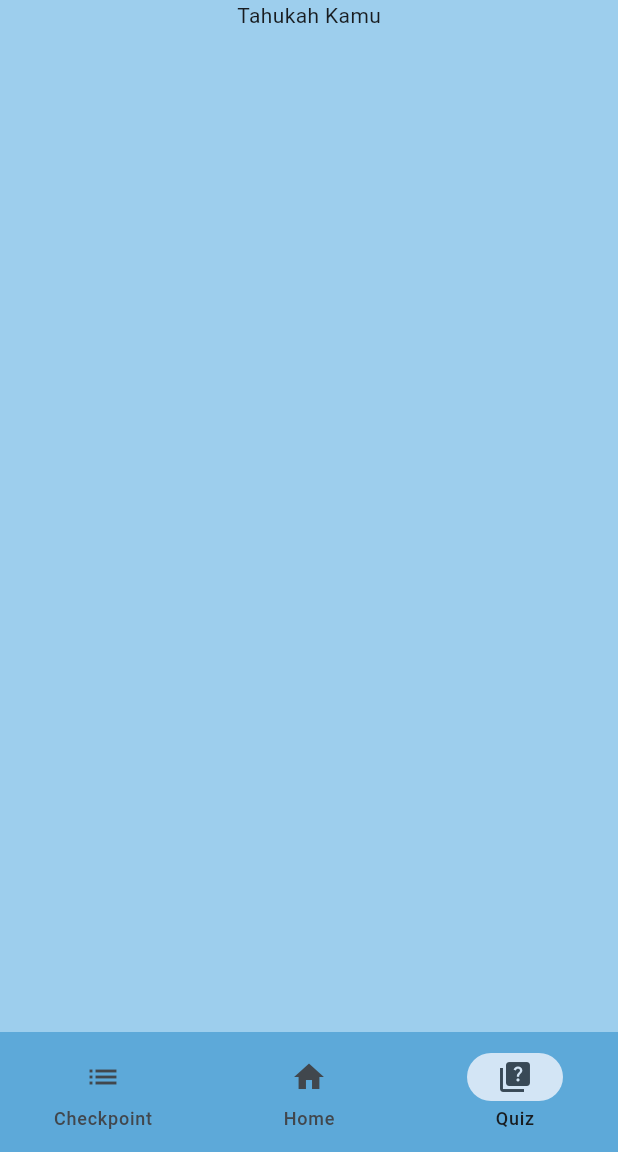
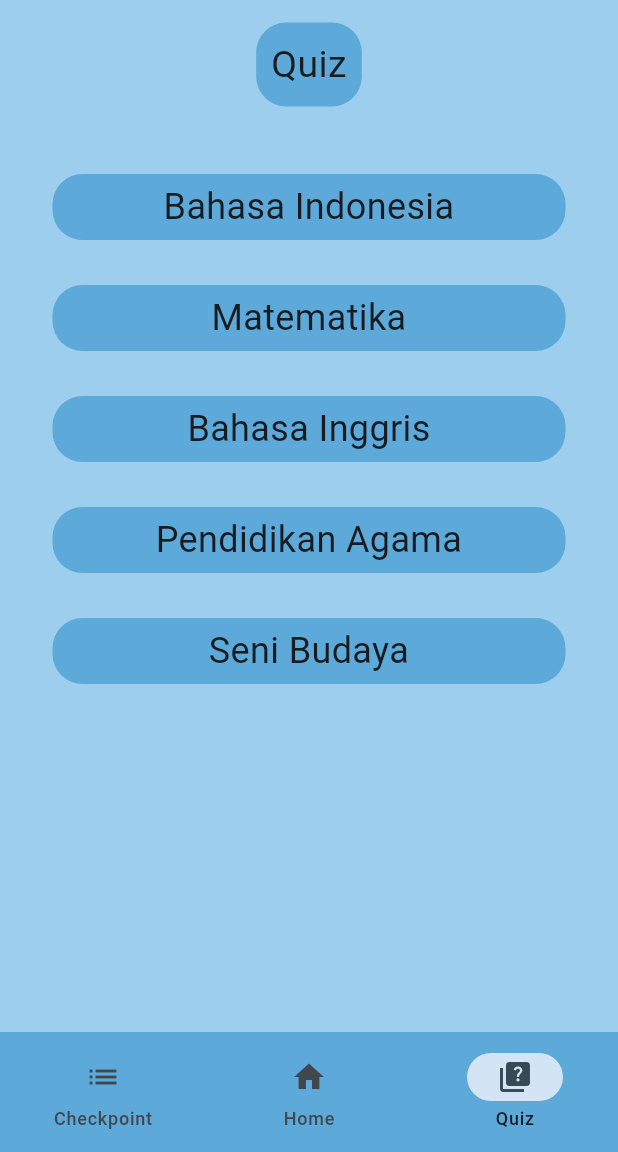
Before and after one commit to RaflySyauqi21/student_smart, a Flutter app: the screen it shows after launch, item 3 of the bottom bar chosen, on a phone screen of 412 x 824 dp, the part 84-1236 px from its top. Run offline on Flutter 3.47's test engine with Material 3 defaults, Android fonts, the phone set to English and light mode, and no system bars.

Commit message:
bahasa indonesia page

```diff
--- /dev/null
+++ b/lib/pages/bahasa_indonesia_page.dart
@@ -0,0 +1,10 @@
+import 'package:flutter/material.dart';
+
+class BahasaIndonesiaPage extends StatelessWidget {
+  const BahasaIndonesiaPage({super.key});
+
+  @override
+  Widget build(BuildContext context) {
+    return const Scaffold(body: Text("Bahasa Indonesia"));
+  }
+}
--- a/lib/pages/quiz_selection_page.dart
+++ b/lib/pages/quiz_selection_page.dart
@@ -1,13 +1,65 @@
 import 'package:flutter/material.dart';
 
-class QuizSelectionpage extends StatelessWidget {
+class QuizSelectionpage extends StatefulWidget {
   const QuizSelectionpage({super.key});
 
   @override
+  State<QuizSelectionpage> createState() => _QuizSelectionpageState();
+}
+
+class _QuizSelectionpageState extends State<QuizSelectionpage> {
+  List<bool> matapelajaran = [false, false, false, false, false];
+  List<String> namaMataPelajaran = [
+    'Bahasa Indonesia',
+    'Matematika',
+    'Bahasa Inggris',
+    'Pendidikan Agama',
+    'Seni Budaya',
+  ];
+  @override
   Widget build(BuildContext context) {
     return Container(
+      padding: EdgeInsets.symmetric(vertical: 15, horizontal: 5),
       color: Color.fromRGBO(157, 206, 237, 1),
-      child: const Center(child: Column(children: [Text("Tahukah Kamu")])),
+      child: Center(
+        child: Column(
+          children: [
+            Container(
+              padding: EdgeInsets.all(10),
+              decoration: BoxDecoration(
+                color: Color.fromRGBO(93, 169, 217, 1),
+                borderRadius: BorderRadius.all(Radius.circular(20)),
+              ),
+              child: Text("Quiz", style: TextStyle(fontSize: 25)),
+            ),
+            SizedBox(height: 30),
+            Expanded(
+              child: Padding(
+                padding: const EdgeInsets.symmetric(horizontal: 30),
+                child: ListView.builder(
+                  itemCount: namaMataPelajaran.length,
+                  itemBuilder: (BuildContext context, int index) {
+                    return Container(
+                      padding: EdgeInsets.symmetric(vertical: 5),
+                      margin: EdgeInsets.symmetric(vertical: 15),
+                      width: 50,
+                      decoration: BoxDecoration(
+                        borderRadius: BorderRadius.all(Radius.circular(20)),
+                        color: Color.fromRGBO(93, 169, 217, 1),
+                      ),
+                      child: Text(
+                        namaMataPelajaran[index],
+                        style: TextStyle(fontSize: 24),
+                        textAlign: TextAlign.center,
+                      ),
+                    );
+                  },
+                ),
+              ),
+            ),
+          ],
+        ),
+      ),
     );
   }
 }
```
